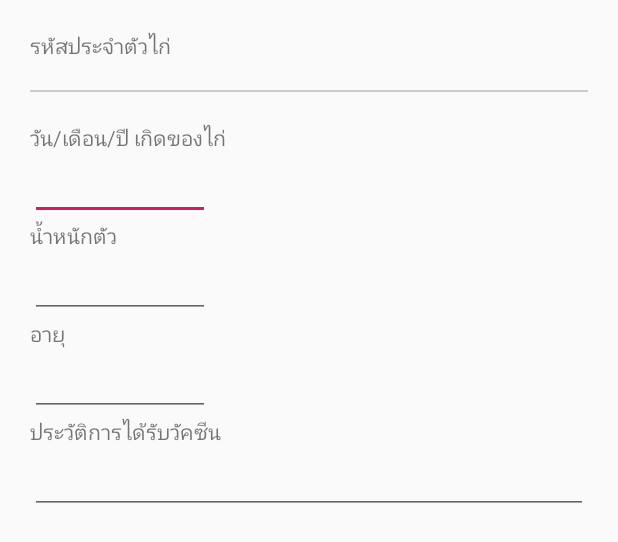
After one commit to NatradaChairat/SmartChick, an Android app: the layout fragment_add_chick.xml on its own in the app's theme, with its tools: preview values and no code run, on a phone screen of 412 x 824 dp. The commit adds this screen. Shown: the top 542 px of the screen. Run offline under Robolectric (Android 15) with nearby library versions, the phone set to English and light mode, and no system bars.

Commit message:
Update UI

```diff
--- /dev/null
+++ b/app/src/main/res/layout/fragment_add_chick.xml
@@ -0,0 +1,60 @@
+<?xml version="1.0" encoding="utf-8"?>
+<LinearLayout xmlns:android="http://schemas.android.com/apk/res/android"
+    android:layout_width="match_parent"
+    android:layout_height="match_parent"
+    android:orientation="vertical"
+    android:paddingHorizontal="20dp"
+    android:paddingVertical="20dp">
+
+    <TextView
+        android:layout_width="wrap_content"
+        android:layout_height="wrap_content"
+        android:text="รหัสประจำตัวไก่ " />
+
+    <View
+        android:layout_width="match_parent"
+        android:layout_height="1dp"
+        android:background="#cccccc"
+        android:layout_marginVertical="20dp"/>
+    <TextView
+        android:layout_width="wrap_content"
+        android:layout_height="wrap_content"
+        android:text="วัน/เดือน/ปี เกิดของไก่ " />
+
+    <EditText
+        android:id="@+id/etBOD"
+        android:layout_height="wrap_content"
+        android:layout_width="120dp"
+        android:inputType="date" />
+
+    <TextView
+        android:layout_width="wrap_content"
+        android:layout_height="wrap_content"
+        android:text="น้ำหนักตัว " />
+
+    <EditText
+        android:id="@+id/etWeight"
+        android:layout_height="wrap_content"
+        android:layout_width="120dp"/>
+
+    <TextView
+        android:layout_width="wrap_content"
+        android:layout_height="wrap_content"
+        android:text="อายุ " />
+
+    <EditText
+        android:id="@+id/etAge"
+        android:layout_height="wrap_content"
+        android:layout_width="120dp"/>
+
+    <TextView
+        android:layout_width="wrap_content"
+        android:layout_height="wrap_content"
+        android:text="ประวัติการได้รับวัคซีน " />
+
+    <EditText
+        android:id="@+id/etVaccine"
+        android:layout_height="wrap_content"
+        android:layout_width="match_parent"/>
+
+</LinearLayout>
--- /dev/null
+++ b/app/src/main/res/layout/fragment_daily_egg.xml
@@ -0,0 +1,6 @@
+<?xml version="1.0" encoding="utf-8"?>
+<LinearLayout xmlns:android="http://schemas.android.com/apk/res/android"
+    android:orientation="vertical" android:layout_width="match_parent"
+    android:layout_height="match_parent">
+
+</LinearLayout>
```
Also changed, not shown: app/src/main/java/com/android/smartchick/chick/add/AddChickFragment.kt (added, +70 -0 lines), app/src/main/java/com/android/smartchick/dashboard/DashboardFragment.kt (+11 -0 lines), app/src/main/java/com/android/smartchick/egg/DailyEggFragment.kt (added, +74 -0 lines), app/src/main/res/layout/fragment_scan_add_chick.xml (added, +37 -0 lines), app/src/main/res/layout/fragment_scan_daily_egg.xml (added, +37 -0 lines).
